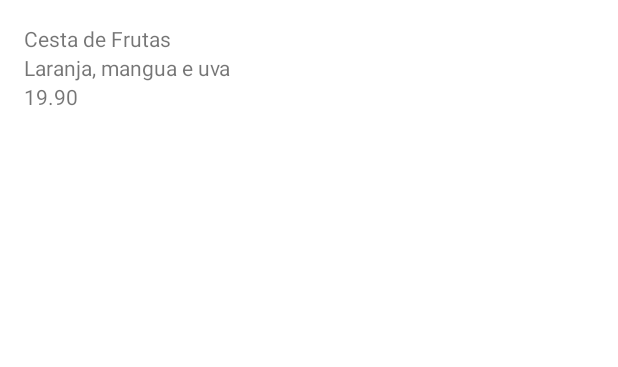
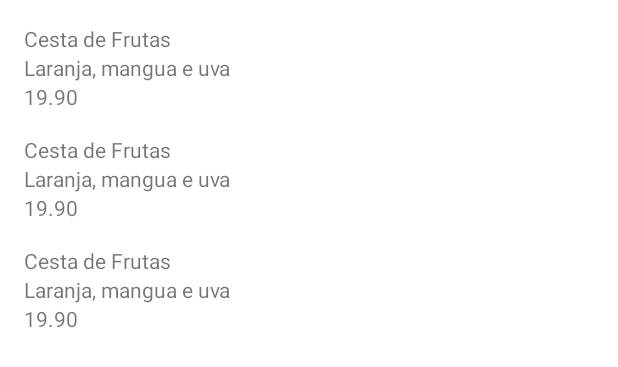
Before and after one commit to aritana/fundamentos-android-kotlin-alura, an Android app: the layout activity_main.xml on its own in the app's theme, with its tools: preview values and no code run, on a phone screen of 412 x 824 dp. Shown: the top 367 px of the screen. Run offline under Robolectric (Android 15) with nearby library versions, the phone set to English and light mode, and no system bars.

Commit message:
Introction recycler view and match parent ( 0dp )

```diff
--- a/app/src/main/java/com/example/aluraandroidkotlin/MainActivity.kt
+++ b/app/src/main/java/com/example/aluraandroidkotlin/MainActivity.kt
@@ -17,7 +17,7 @@ class MainActivity : Activity() {
 
         //cada text view é uma view
         //para acessar uma vie, utilizamos o comando abaixo
-
+        //chamaos de 'bind' om layout
         val nome = findViewById<TextView>(R.id.nome)
         nome.text = "Cesta de Frutas"
 
--- a/app/src/main/res/layout/activity_main.xml
+++ b/app/src/main/res/layout/activity_main.xml
@@ -5,38 +5,13 @@
     android:layout_width="match_parent"
     android:layout_height="match_parent">
 
-    <TextView
-        android:id="@+id/nome"
-        android:layout_width="match_parent"
-        android:layout_height="wrap_content"
-        android:layout_margin="16dp"
-        tools:text="Cesta de Frutas"
+
+    <androidx.recyclerview.widget.RecyclerView
+        android:layout_width="0dp"
+        android:layout_height="0dp"
+        app:layout_constraintBottom_toBottomOf="parent"
         app:layout_constraintEnd_toEndOf="parent"
+        app:layout_constraintStart_toStartOf="parent"
         app:layout_constraintTop_toTopOf="parent"
-        tools:ignore="MissingConstraints" />
-
-    <TextView
-        android:id="@+id/descricao"
-        android:layout_width="match_parent"
-        android:layout_height="wrap_content"
-        android:layout_marginStart="16dp"
-        android:layout_marginEnd="16dp"
-        tools:text="Laranja, mangua e uva"
-        app:layout_constraintStart_toStartOf="parent"
-        app:layout_constraintTop_toBottomOf="@id/nome"
-
-        tools:ignore="MissingConstraints" />
-
-    <TextView
-        android:id="@+id/valor"
-        android:layout_width="match_parent"
-        android:layout_height="wrap_content"
-        android:layout_marginStart="16dp"
-        android:layout_marginEnd="16dp"
-        tools:text="19.90"
-        app:layout_constraintStart_toStartOf="parent"
-        app:layout_constraintTop_toBottomOf="@id/descricao"
-        tools:ignore="MissingConstraints" />
-
-
+        tools:listitem="@layout/produto_item" />
 </androidx.constraintlayout.widget.ConstraintLayout>
--- /dev/null
+++ b/app/src/main/res/layout/produto_item.xml
@@ -0,0 +1,43 @@
+<?xml version="1.0" encoding="utf-8"?>
+<androidx.constraintlayout.widget.ConstraintLayout xmlns:android="http://schemas.android.com/apk/res/android"
+    android:layout_width="match_parent"
+    android:layout_height="wrap_content"
+    xmlns:tools="http://schemas.android.com/tools"
+    xmlns:app="http://schemas.android.com/apk/res-auto">
+    <TextView
+        android:id="@+id/nome"
+        android:layout_width="0dp"
+        android:layout_height="wrap_content"
+        android:layout_margin="16dp"
+        tools:text="Cesta de Frutas"
+        app:layout_constraintStart_toStartOf="parent"
+        app:layout_constraintEnd_toEndOf="parent"
+        app:layout_constraintTop_toTopOf="parent"
+        tools:ignore="MissingConstraints" />
+
+    <TextView
+        android:id="@+id/descricao"
+        android:layout_width="0dp"
+        android:layout_height="wrap_content"
+        android:layout_marginStart="16dp"
+        android:layout_marginEnd="16dp"
+        tools:text="Laranja, mangua e uva"
+        app:layout_constraintEnd_toEndOf="parent"
+        app:layout_constraintStart_toStartOf="parent"
+        app:layout_constraintTop_toBottomOf="@id/nome"
+        tools:ignore="MissingConstraints" />
+
+    <TextView
+        android:id="@+id/valor"
+        android:layout_width="0dp"
+        android:layout_height="wrap_content"
+        android:layout_marginStart="16dp"
+        android:layout_marginEnd="16dp"
+        tools:text="19.90"
+        app:layout_constraintEnd_toEndOf="parent"
+        app:layout_constraintStart_toStartOf="parent"
+        app:layout_constraintTop_toBottomOf="@id/descricao"
+        tools:ignore="MissingConstraints" />
+
+
+</androidx.constraintlayout.widget.ConstraintLayout>
```
